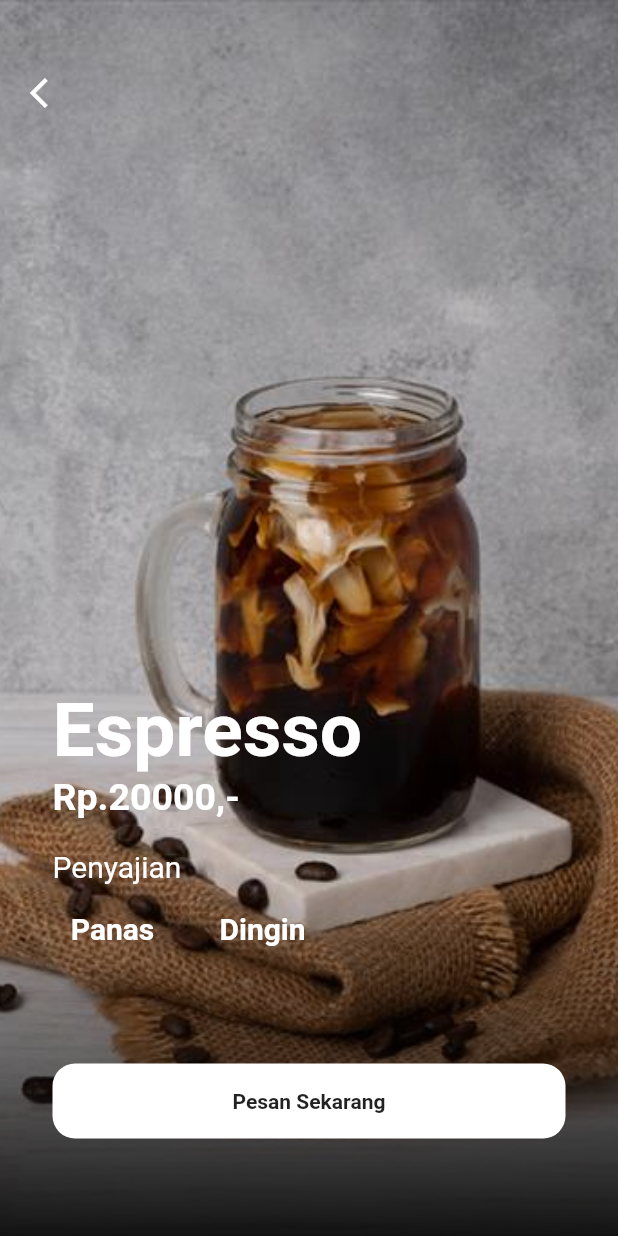
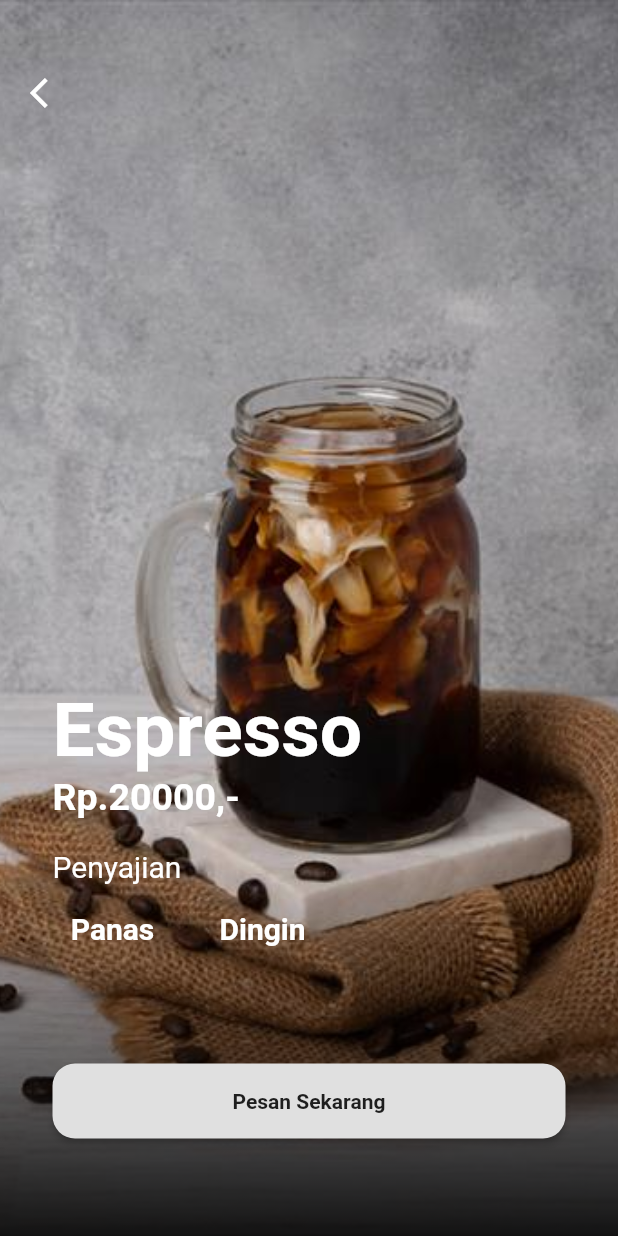
Before and after one commit to faizauthar12/flutter_KedaiKopi, a Flutter app: the screen it shows after launch, after a tap on "minuman", on a phone screen of 412 x 824 dp. Run offline on Flutter 3.47's test engine with Material 2 defaults, Android fonts, the phone set to English and light mode, and no system bars.

Commit message:
DetailPage: dummy to real button

```diff
--- a/lib/DetailPage.dart
+++ b/lib/DetailPage.dart
@@ -126,16 +126,17 @@ class _DetailPageState extends State<DetailPage> {
                       Row(
                         children: <Widget>[],
                       ),
-                      Container(
-                        height: 50,
-                        decoration: BoxDecoration(
-                          color: Colors.white,
-                          borderRadius: BorderRadius.circular(15),
-                        ),
-                        child: Center(
-                          child: Text(
-                            "Pesan Sekarang",
-                            style: TextStyle(fontWeight: FontWeight.bold),
+                      RaisedButton(
+                        onPressed: () {},
+                        shape: RoundedRectangleBorder(
+                            borderRadius: BorderRadius.circular(15)),
+                        child: Container(
+                          height: 50,
+                          child: Center(
+                            child: Text(
+                              "Pesan Sekarang",
+                              style: TextStyle(fontWeight: FontWeight.bold),
+                            ),
                           ),
                         ),
                       ),
```
